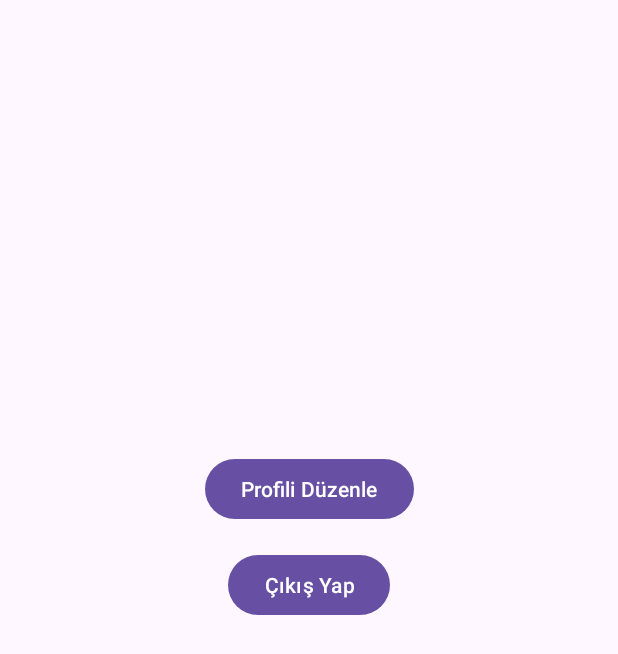
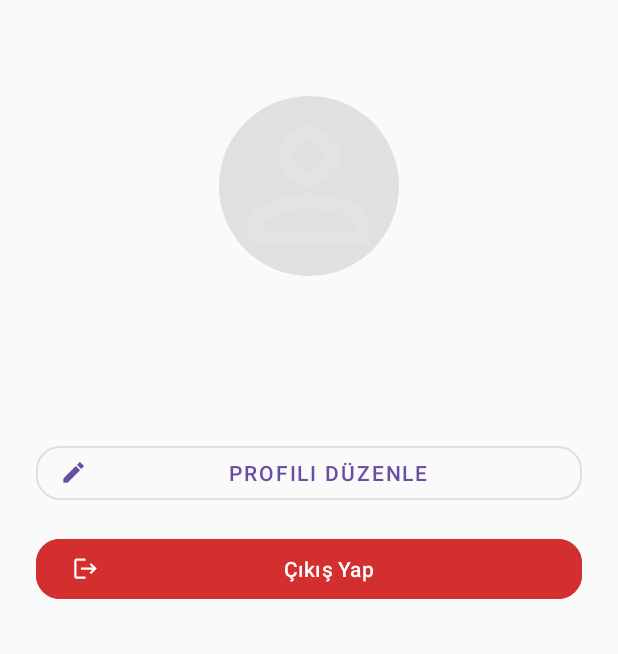
Before and after one commit to yegezici/CalorEase, an Android app: the ProfileActivity screen opened directly, with no data from a screen before it, on a phone screen of 412 x 824 dp. Shown: the top 654 px of the screen. Run offline under Robolectric (Android 15) with nearby library versions, the phone set to English and light mode, and no system bars; our stand-ins replace Firebase (no records; nobody signed in at launch, a user with empty details on screens opened directly).

Commit message:
profile page updated

```diff
--- a/app/src/main/AndroidManifest.xml
+++ b/app/src/main/AndroidManifest.xml
@@ -37,6 +37,9 @@
             android:name=".LogIn"
             android:exported="false" />
         <activity android:name=".ProfileActivity" />
+        <activity android:name=".SelectMealOptionActivity" />
+        <activity android:name=".CustomMealActivity" />
+
 
 
         <activity
--- /dev/null
+++ b/app/src/main/res/drawable/circle_background.xml
@@ -0,0 +1,4 @@
+<shape xmlns:android="http://schemas.android.com/apk/res/android"
+    android:shape="oval">
+    <solid android:color="#E0E0E0" />
+</shape>
--- /dev/null
+++ b/app/src/main/res/drawable/ic_edit.xml
@@ -0,0 +1,5 @@
+<vector xmlns:android="http://schemas.android.com/apk/res/android" android:height="24dp" android:tint="#000000" android:viewportHeight="24" android:viewportWidth="24" android:width="24dp">
+
+    <path android:fillColor="@android:color/white" android:pathData="M3,17.25V21h3.75L17.81,9.94l-3.75,-3.75L3,17.25zM20.71,7.04c0.39,-0.39 0.39,-1.02 0,-1.41l-2.34,-2.34c-0.39,-0.39 -1.02,-0.39 -1.41,0l-1.83,1.83 3.75,3.75 1.83,-1.83z"/>
+
+</vector>
--- /dev/null
+++ b/app/src/main/res/drawable/ic_logout.xml
@@ -0,0 +1,5 @@
+<vector xmlns:android="http://schemas.android.com/apk/res/android" android:autoMirrored="true" android:height="24dp" android:tint="#000000" android:viewportHeight="24" android:viewportWidth="24" android:width="24dp">
+
+    <path android:fillColor="@android:color/white" android:pathData="M17,7l-1.41,1.41L18.17,11H8v2h10.17l-2.58,2.58L17,17l5,-5zM4,5h8V3H4c-1.1,0 -2,0.9 -2,2v14c0,1.1 0.9,2 2,2h8v-2H4V5z"/>
+
+</vector>
--- /dev/null
+++ b/app/src/main/res/drawable/ic_profile_placeholder.xml
@@ -0,0 +1,9 @@
+<vector xmlns:android="http://schemas.android.com/apk/res/android"
+    android:width="24dp"
+    android:height="24dp"
+    android:viewportWidth="960"
+    android:viewportHeight="960">
+  <path
+      android:pathData="M480,480q-66,0 -113,-47t-47,-113q0,-66 47,-113t113,-47q66,0 113,47t47,113q0,66 -47,113t-113,47ZM160,800v-112q0,-34 17.5,-62.5T224,582q62,-31 126,-46.5T480,520q66,0 130,15.5T736,582q29,15 46.5,43.5T800,688v112L160,800ZM240,720h480v-32q0,-11 -5.5,-20T700,654q-54,-27 -109,-40.5T480,600q-56,0 -111,13.5T260,654q-9,5 -14.5,14t-5.5,20v32ZM480,400q33,0 56.5,-23.5T560,320q0,-33 -23.5,-56.5T480,240q-33,0 -56.5,23.5T400,320q0,33 23.5,56.5T480,400ZM480,320ZM480,720Z"
+      android:fillColor="#e3e3e3"/>
+</vector>
--- a/app/src/main/res/layout/activity_profile.xml
+++ b/app/src/main/res/layout/activity_profile.xml
@@ -7,18 +7,24 @@
     android:layout_width="match_parent"
     android:layout_height="match_parent"
     android:padding="24dp"
+    android:background="#FAFAFA"
     tools:context=".ProfileActivity">
 
+    <!-- Profil Fotoğrafı (Daire şeklinde) -->
     <ImageView
         android:id="@+id/image_profile"
         android:layout_width="120dp"
         android:layout_height="120dp"
         android:layout_marginTop="40dp"
         android:contentDescription="Profile Photo"
+        android:scaleType="centerCrop"
+        android:src="@drawable/ic_profile_placeholder"
+        android:background="@drawable/circle_background"
         app:layout_constraintTop_toTopOf="parent"
         app:layout_constraintStart_toStartOf="parent"
         app:layout_constraintEnd_toEndOf="parent" />
 
+    <!-- Kullanıcı Adı -->
     <TextView
         android:id="@+id/text_name"
         android:layout_width="wrap_content"
@@ -26,38 +32,52 @@
         android:text="Kullanıcı Adı"
         android:textSize="22sp"
         android:textStyle="bold"
-        android:layout_marginTop="24dp"
+        android:textColor="#212121"
+        android:layout_marginTop="16dp"
         app:layout_constraintTop_toBottomOf="@id/image_profile"
         app:layout_constraintStart_toStartOf="parent"
         app:layout_constraintEnd_toEndOf="parent"/>
 
+    <!-- E-mail -->
     <TextView
         android:id="@+id/text_email"
         android:layout_width="wrap_content"
         android:layout_height="wrap_content"
-        android:text="Email"
-        android:textSize="18sp"
+        android:text="kullanici@ornek.com"
+        android:textSize="16sp"
+        android:textColor="#757575"
         android:layout_marginTop="8dp"
         app:layout_constraintTop_toBottomOf="@id/text_name"
         app:layout_constraintStart_toStartOf="parent"
         app:layout_constraintEnd_toEndOf="parent"/>
 
-    <Button
+    <!-- Profili Düzenle Butonu -->
+    <com.google.android.material.button.MaterialButton
         android:id="@+id/button_edit_profile"
-        android:layout_width="wrap_content"
+        android:layout_width="0dp"
         android:layout_height="wrap_content"
         android:text="Profili Düzenle"
+        style="@style/Widget.MaterialComponents.Button.OutlinedButton"
         android:layout_marginTop="32dp"
+        app:cornerRadius="16dp"
+        app:icon="@drawable/ic_edit"
+        app:iconPadding="8dp"
         app:layout_constraintTop_toBottomOf="@id/text_email"
         app:layout_constraintStart_toStartOf="parent"
         app:layout_constraintEnd_toEndOf="parent"/>
 
-    <Button
+    <!-- Çıkış Yap Butonu -->
+    <com.google.android.material.button.MaterialButton
         android:id="@+id/button_logout"
-        android:layout_width="wrap_content"
+        android:layout_width="0dp"
         android:layout_height="wrap_content"
         android:text="Çıkış Yap"
+        android:backgroundTint="#D32F2F"
+        android:textColor="#FFFFFF"
         android:layout_marginTop="16dp"
+        app:cornerRadius="16dp"
+        app:icon="@drawable/ic_logout"
+        app:iconPadding="8dp"
         app:layout_constraintTop_toBottomOf="@id/button_edit_profile"
         app:layout_constraintStart_toStartOf="parent"
         app:layout_constraintEnd_toEndOf="parent"/>
```
Also changed, not shown: app/src/main/java/com/example/calorease/CustomMealActivity.java (added, +97 -0 lines), app/src/main/java/com/example/calorease/HomeActivity.java (+15 -1 lines), app/src/main/java/com/example/calorease/MealListFragment.java (+24 -12 lines), app/src/main/java/com/example/calorease/SelectMealCategory.java (+7 -6 lines), app/src/main/java/com/example/calorease/SelectMealOptionActivity.java (added, +38 -0 lines), app/src/main/res/drawable/progress_bar_custom.xml (deleted, +0 -21 lines), app/src/main/res/layout/activity_custom_meal.xml (added, +61 -0 lines), app/src/main/res/layout/activity_home.xml (+5 -4 lines), app/src/main/res/layout/activity_select_meal_option.xml (added, +28 -0 lines).
